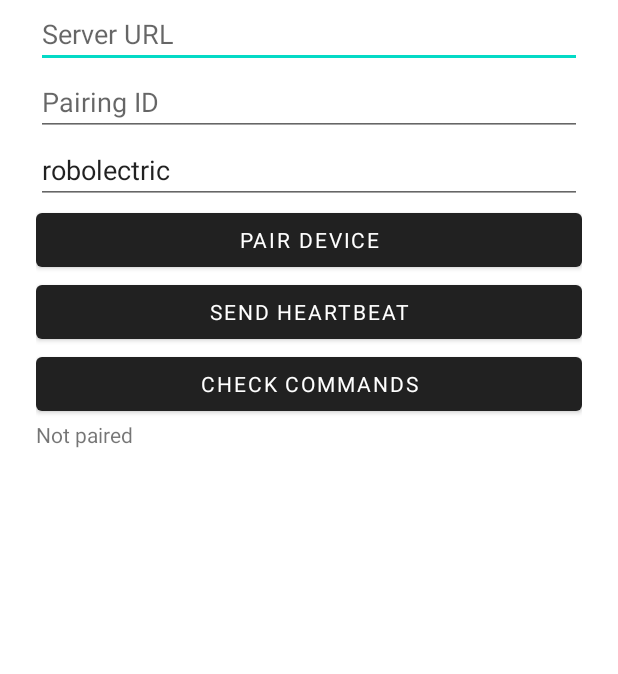
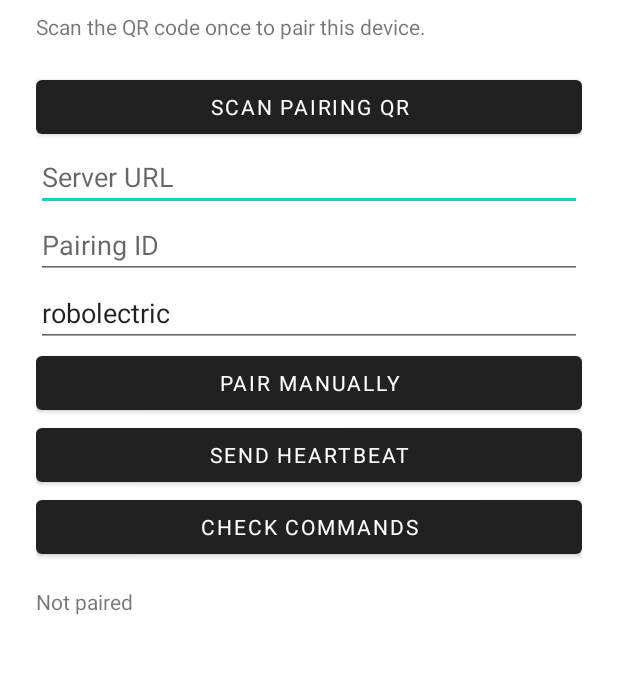
Before and after one commit to Tanzeel0Hussain/GuardianLink, an Android app: the screen it shows after launch (MainActivity), on a phone screen of 412 x 824 dp, the part 181-855 px from its top. Run offline under Robolectric (Android 15) with nearby library versions, the light colour scheme and no system bars.

Commit message:
Refactor layout in activity_main.xml

```diff
--- a/android/app/src/main/res/layout/activity_main.xml
+++ b/android/app/src/main/res/layout/activity_main.xml
@@ -1,7 +1,13 @@
 <?xml version="1.0" encoding="utf-8"?>
-<LinearLayout xmlns:android="http://schemas.android.com/apk/res/android"
+
+<ScrollView
+    xmlns:android="http://schemas.android.com/apk/res/android"
     android:layout_width="match_parent"
-    android:layout_height="match_parent"
+    android:layout_height="match_parent">
+
+    <LinearLayout
+        android:layout_width="match_parent"
+        android:layout_height="wrap_content"
         android:orientation="vertical"
         android:padding="24dp">
 
@@ -11,6 +17,19 @@
             android:text="GuardianLink"
             android:textSize="30sp"
             android:textStyle="bold"/>
+
+        <TextView
+            android:layout_width="wrap_content"
+            android:layout_height="wrap_content"
+            android:layout_marginTop="8dp"
+            android:text="Scan the QR code once to pair this device."/>
+
+        <Button
+            android:id="@+id/scanQrButton"
+            android:layout_width="match_parent"
+            android:layout_height="wrap_content"
+            android:layout_marginTop="20dp"
+            android:text="Scan Pairing QR"/>
 
         <EditText
             android:id="@+id/serverUrl"
@@ -34,7 +53,7 @@
             android:id="@+id/pairButton"
             android:layout_width="match_parent"
             android:layout_height="wrap_content"
-        android:text="Pair Device"/>
+            android:text="Pair Manually"/>
 
         <Button
             android:id="@+id/heartbeatButton"
@@ -52,5 +71,9 @@
             android:id="@+id/status"
             android:layout_width="match_parent"
             android:layout_height="wrap_content"
+            android:layout_marginTop="16dp"
             android:text="Not paired"/>
+
     </LinearLayout>
+
+</ScrollView>
```
Lines whose indentation alone changed are shown as unchanged.
